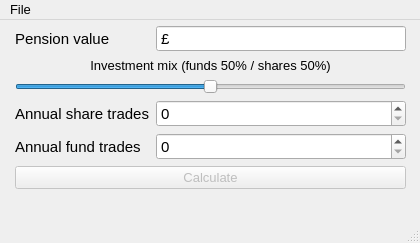
Above: gui/main_gui.ui from RolandWH/SIPPCompare before the change. Below: the same form after it.
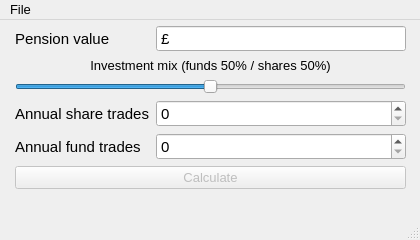
That is the form after the change. Custom widgets are drawn as their Qt base class.

Patch:
```diff
--- a/gui/main_gui.ui
+++ b/gui/main_gui.ui
@@ -7,7 +7,7 @@
     <x>0</x>
     <y>0</y>
     <width>420</width>
-    <height>243</height>
+    <height>240</height>
    </rect>
   </property>
   <property name="minimumSize">
@@ -16,12 +16,15 @@
     <height>240</height>
    </size>
   </property>
+  <property name="maximumSize">
+   <size>
+    <width>420</width>
+    <height>240</height>
+   </size>
+  </property>
   <property name="windowTitle">
    <string>SIPPCompare</string>
   </property>
-  <property name="tabShape">
-   <enum>QTabWidget::TabShape::Rounded</enum>
-  </property>
   <widget class="QWidget" name="centralwidget">
    <widget class="QWidget" name="formLayoutWidget">
     <property name="geometry">
@@ -191,9 +194,6 @@
    </widget>
   </widget>
   <widget class="QStatusBar" name="statusbar">
-   <property name="enabled">
-    <bool>true</bool>
-   </property>
    <property name="font">
     <font>
      <pointsize>10</pointsize>
```
Left out of the diff: 5 changed lines with no effect on the pictures.
